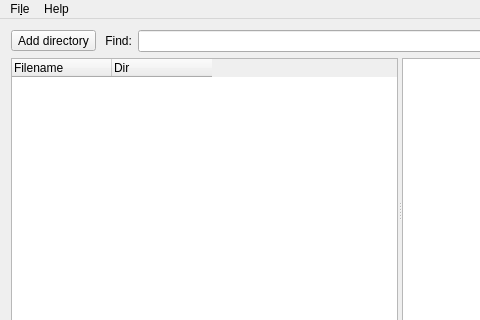
First picture: the form in mainwindow.ui, repository mikeTerentev/megaFinder, before the edit; both pictures show x 0 to 480 and y 0 to 320 of the 800 by 708 pixel window.
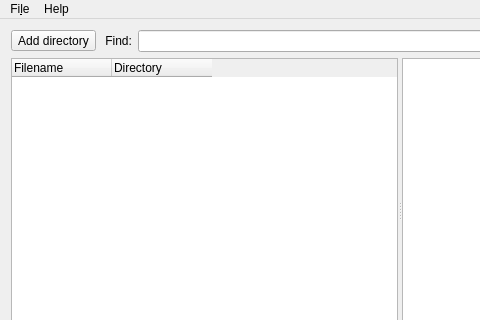
Second picture: the form after the edit. Custom widgets are drawn as their Qt base class.

```diff
--- a/mainwindow.ui
+++ b/mainwindow.ui
@@ -100,10 +100,24 @@
          <property name="text">
           <string>Filename</string>
          </property>
+         <property name="background">
+          <color>
+           <red>236</red>
+           <green>232</green>
+           <blue>173</blue>
+          </color>
+         </property>
         </column>
         <column>
          <property name="text">
-          <string>Dir</string>
+          <string>Directory</string>
+         </property>
+         <property name="background">
+          <color>
+           <red>229</red>
+           <green>186</green>
+           <blue>125</blue>
+          </color>
          </property>
         </column>
        </widget>
```
